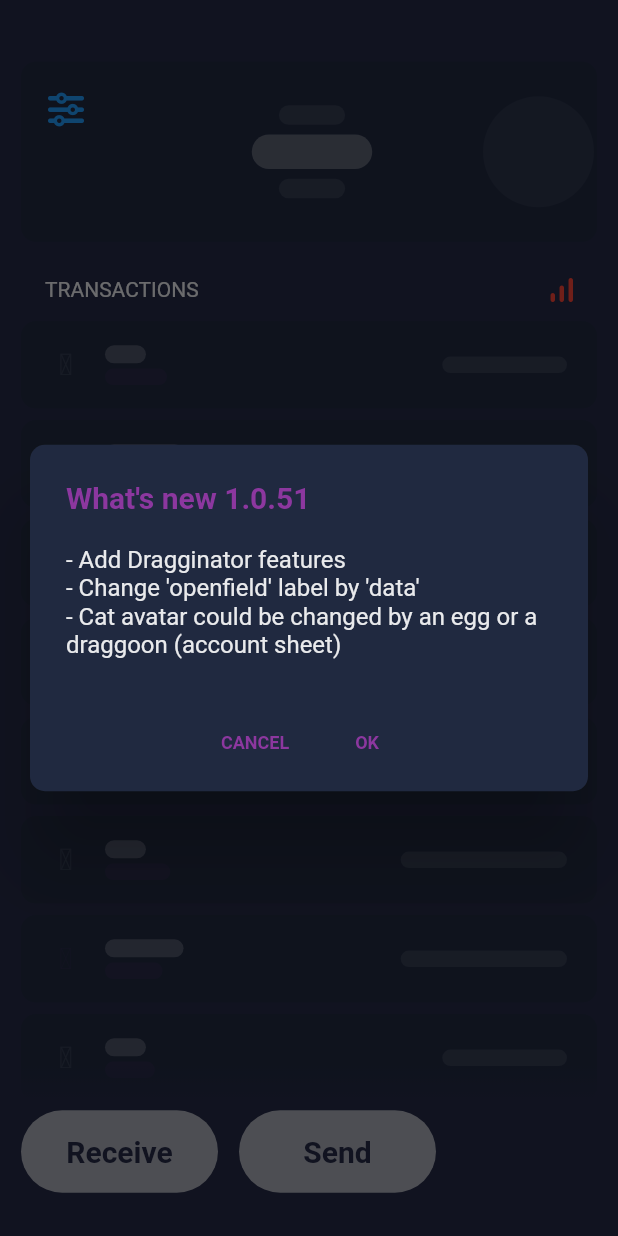
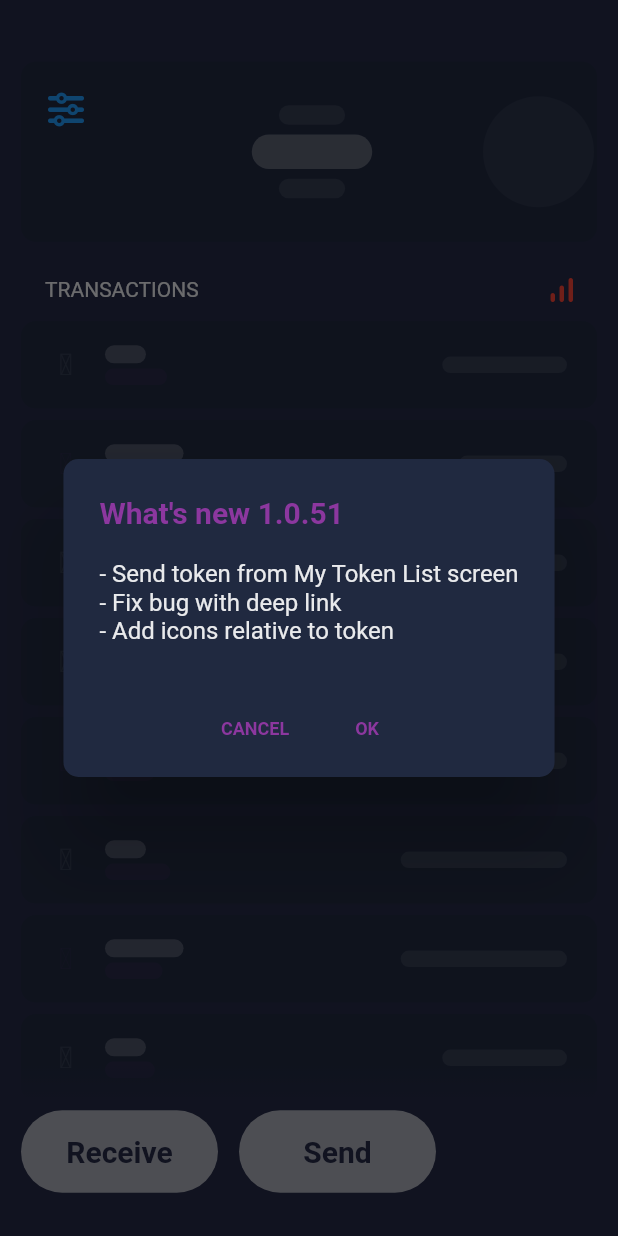
Before and after one commit to bismuthfoundation/my_bismuth_wallet, a Flutter app: the AppHomePage screen opened by its route, on a phone screen of 412 x 824 dp. Run offline on Flutter 3.47's test engine with Material 2 defaults, Android fonts, the light colour scheme and no system bars; drawn by our look-alikes of auto_size_text, oktoast; our stand-ins replace circular_profile_avatar, decimal, device_info, diacritic, flare_flutter, flip_card and 13 more; missing offline and left inert: asn1lib, barcode_scan, bip32, bip39, bs58check, event_taxi and 9 more; accounts and stored records are empty; network calls fail.

```diff
--- a/lib/ui/home_page.dart
+++ b/lib/ui/home_page.dart
@@ -784,7 +784,7 @@ class _AppHomePageState extends State<AppHomePage>
           AppLocalization.of(context).releaseNoteHeader +
               " " +
               packageInfo.version,
-          "- Add Dragginator features\n- Change 'openfield' label by 'data'\n- Cat avatar could be changed by an egg or a draggoon (account sheet)",
+          "- Send token from My Token List screen\n- Fix bug with deep link\n- Add icons relative to token",
           CaseChange.toUpperCase(AppLocalization.of(context).ok, context),
           () async {
         await sl.get<SharedPrefsUtil>().setVersionApp(packageInfo.version);
--- a/lib/ui/send/send_confirm_sheet.dart
+++ b/lib/ui/send/send_confirm_sheet.dart
@@ -629,7 +629,7 @@ class _SendConfirmSheetState extends State<SendConfirmSheet> {
       if (widget.openfield.length > 0) {
         openfield = widget.openfield;
       }
-      if (widget.comment.length > 0) {
+      if (widget.comment.length > 0 && openfield.contains(':{"Message":"') == false) {
         openfield += ':{"Message":"' + widget.comment + '"}';
       }
       String seed = await StateContainer.of(context).getSeed();
```
